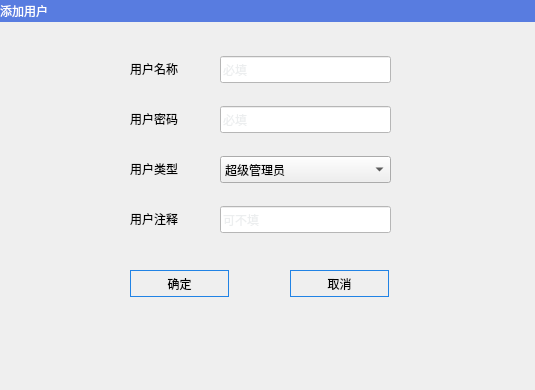
Before: the Qt Designer form useradd.ui in 1157889734/MyApplication, drawn with Qt 5.
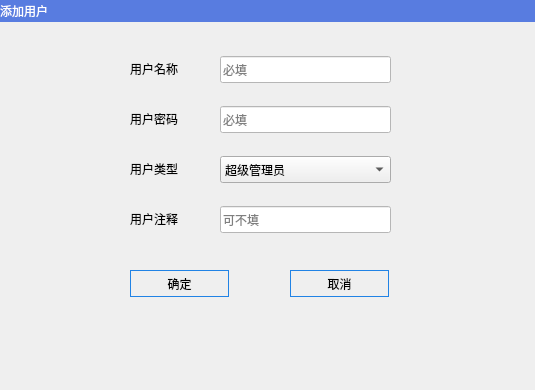
After: the same form once the commit is applied. Icons and pictures are not drawn.

```diff
--- a/useradd.ui
+++ b/useradd.ui
@@ -40,7 +40,7 @@
    </property>
    <property name="styleSheet">
     <string notr="true">background-color: rgb(255, 255, 255);
-color: rgb(217, 221, 223);</string>
+color: rgb(0, 0, 0);</string>
    </property>
    <property name="text">
     <string/>
@@ -109,7 +109,7 @@
    </property>
    <property name="styleSheet">
     <string notr="true">background-color: rgb(255, 255, 255);
-color: rgb(217, 221, 223);</string>
+color: rgb(0, 0, 0);</string>
    </property>
    <property name="text">
     <string/>
@@ -222,7 +222,7 @@
    </property>
    <property name="styleSheet">
     <string notr="true">background-color: rgb(255, 255, 255);
-color: rgb(217, 221, 223);</string>
+color: rgb(0, 0, 0);</string>
    </property>
    <property name="text">
     <string/>
```
